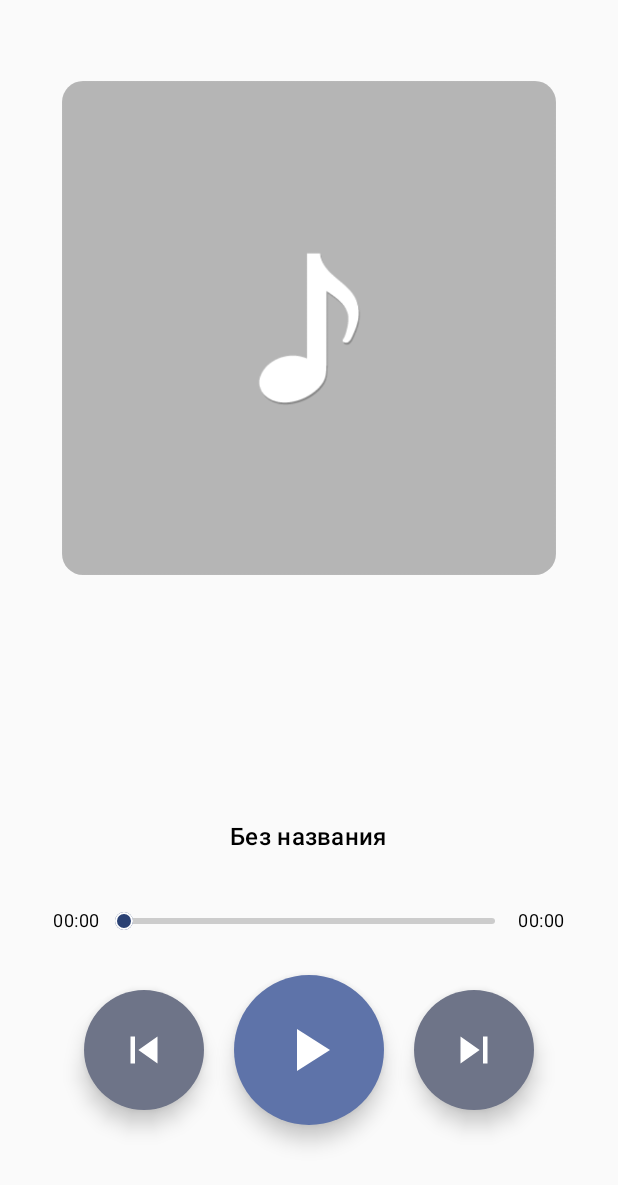
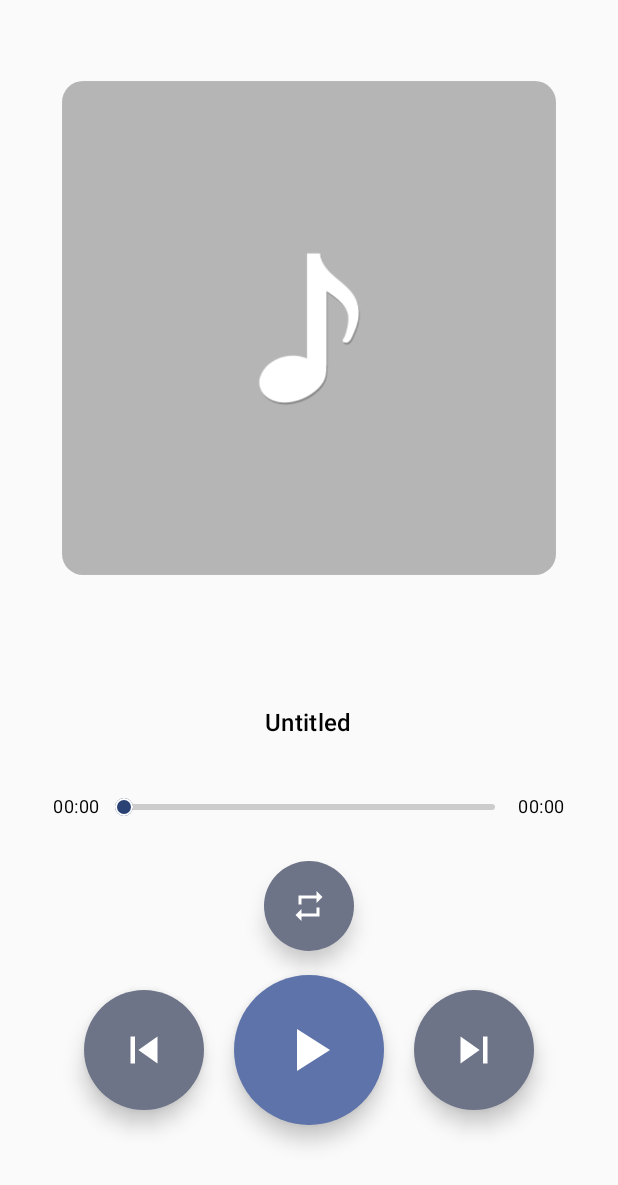
Before and after one commit to Vova49/AudioPlayer, an Android app built with Jetpack Compose: the screen it shows after launch (MainActivity), on a phone screen of 412 x 824 dp. Shown: the top 1185 px of the screen. Run offline under Robolectric (Android 15) with nearby library versions, the phone set to English and light mode, and no system bars.

Commit message:
Added a button to switch playback modes: Repeat current track-Skip to next track

```diff
--- a/AudioPlayer/app/src/main/java/com/example/audioplayer/MainActivity.kt
+++ b/AudioPlayer/app/src/main/java/com/example/audioplayer/MainActivity.kt
@@ -20,7 +20,7 @@ class MainActivity : ComponentActivity() {
     override fun onCreate(savedInstanceState: Bundle?) {
         super.onCreate(savedInstanceState)
 
-        // Запрашиваем разрешения на чтение музыки
+        // Request permissions to read music
         requestAudioPermission()
 
         setContent {
--- a/AudioPlayer/app/src/main/java/com/example/audioplayer/MainScreen.kt
+++ b/AudioPlayer/app/src/main/java/com/example/audioplayer/MainScreen.kt
@@ -31,6 +31,8 @@ import androidx.compose.foundation.shape.RoundedCornerShape
 import androidx.compose.material.icons.Icons
 import androidx.compose.material.icons.filled.Pause
 import androidx.compose.material.icons.filled.PlayArrow
+import androidx.compose.material.icons.filled.Repeat
+import androidx.compose.material.icons.filled.RepeatOne
 import androidx.compose.material.icons.filled.SkipNext
 import androidx.compose.material.icons.filled.SkipPrevious
 import androidx.compose.material3.Icon
@@ -61,6 +63,12 @@ import androidx.compose.ui.unit.dp
 import kotlinx.coroutines.delay
 import java.io.File
 
+// Enumeration for playback modes
+enum class PlaybackMode {
+    PLAY_ALL,    // Play all tracks sequentially
+    REPEAT_ONE   // Repeat the current track
+}
+
 @Composable
 fun MainScreen() {
     val context = LocalContext.current
@@ -75,6 +83,7 @@ fun MainScreen() {
     var isPlaying by remember { mutableStateOf(false) }
     var trackTitle by remember { mutableStateOf<String?>(null) }
     var trackArtwork by remember { mutableStateOf<Bitmap?>(null) }
+    var playbackMode by remember { mutableStateOf(PlaybackMode.PLAY_ALL) }
 
     var mediaPlayer by remember {
         mutableStateOf(MediaPlayer())
@@ -83,27 +92,27 @@ fun MainScreen() {
     var currentPosition by remember { mutableStateOf(0) }
     var duration by remember { mutableStateOf(1) }
 
-    // Load and prepare the first track
-    LaunchedEffect(musicFiles) {
-        if (musicFiles.isNotEmpty()) {
-            mediaPlayer.release()
-            val (player, title, artwork) = prepareTrack(musicFiles[currentTrackIndex]) {
-                isPlaying = false
-            }
-
-            mediaPlayer = player
-            duration = player.duration
-            trackTitle = title
-            trackArtwork = artwork
-        }
-    }
 
     fun playTrack(index: Int) {
         if (index in musicFiles.indices) {
             mediaPlayer.release()
-            val (player, title, artwork) = prepareTrack(musicFiles[index]) {
+            val (player, title, artwork) = prepareTrack(
+                file = musicFiles[index],
+                onCompletion = {
+                    // When a track finishes in PLAY_ALL mode, stop playback
                     isPlaying = false
+                },
+                playbackMode = playbackMode,
+                onPlaybackModeAction = {
+                    // When repeating a track in REPEAT_ONE mode, continue playback
+                    isPlaying = true
+                },
+                onNextTrack = {
+                    // Move to the next track
+                    currentTrackIndex = (currentTrackIndex + 1) % musicFiles.size
+                    playTrack(currentTrackIndex)
                 }
+            )
 
             mediaPlayer = player
             player.start()
@@ -114,6 +123,34 @@ fun MainScreen() {
         }
     }
 
+    // Load and prepare the first track
+    LaunchedEffect(musicFiles) {
+        if (musicFiles.isNotEmpty()) {
+            mediaPlayer.release()
+            val (player, title, artwork) = prepareTrack(
+                file = musicFiles[currentTrackIndex],
+                onCompletion = {
+                    // When a track finishes in PLAY_ALL mode, stop playback
+                    isPlaying = false
+                },
+                playbackMode = playbackMode,
+                onPlaybackModeAction = {
+                    // When repeating a track in REPEAT_ONE mode, continue playback
+                    isPlaying = true
+                },
+                onNextTrack = {
+                    // Move to the next track
+                    currentTrackIndex = (currentTrackIndex + 1) % musicFiles.size
+                    playTrack(currentTrackIndex)
+                }
+            )
+
+            mediaPlayer = player
+            duration = player.duration
+            trackTitle = title
+            trackArtwork = artwork
+        }
+    }
 
     DisposableEffect(Unit) {
         onDispose {
@@ -177,6 +214,7 @@ fun MainScreen() {
                 // Control buttons
                 PlayerControls(
                     isPlaying = isPlaying,
+                    playbackMode = playbackMode,
                     onPlayPauseClick = {
                         if (isPlaying) {
                             mediaPlayer.pause()
@@ -194,6 +232,13 @@ fun MainScreen() {
                     onNextClick = {
                         currentTrackIndex = (currentTrackIndex + 1) % musicFiles.size
                         playTrack(currentTrackIndex)
+                    },
+                    onPlaybackModeChange = { newMode ->
+                        playbackMode = newMode
+                        // Reload the current track with the new playback mode
+                        if (musicFiles.isNotEmpty()) {
+                            playTrack(currentTrackIndex)
+                        }
                     }
                 )
             }
@@ -353,15 +398,59 @@ fun PlayerButton(
     }
 }
 
+// Playback mode switch button
+@Composable
+fun PlaybackModeButton(
+    playbackMode: PlaybackMode,
+    onModeChange: (PlaybackMode) -> Unit
+) {
+    val icon = when (playbackMode) {
+        PlaybackMode.PLAY_ALL -> Icons.Filled.Repeat
+        PlaybackMode.REPEAT_ONE -> Icons.Filled.RepeatOne
+    }
+
+    val description = when (playbackMode) {
+        PlaybackMode.PLAY_ALL -> stringResource(R.string.play_all)
+        PlaybackMode.REPEAT_ONE -> stringResource(R.string.repeat_one)
+    }
+
+    PlayerButton(
+        icon = icon,
+        contentDescription = description,
+        onClick = {
+            val newMode = when (playbackMode) {
+                PlaybackMode.PLAY_ALL -> PlaybackMode.REPEAT_ONE
+                PlaybackMode.REPEAT_ONE -> PlaybackMode.PLAY_ALL
+            }
+            onModeChange(newMode)
+        },
+        size = 60,
+        iconSize = 24
+    )
+}
+
 // Set of player control buttons for playback, pause, and track switching
 
 @Composable
 fun PlayerControls(
     isPlaying: Boolean,
+    playbackMode: PlaybackMode,
     onPlayPauseClick: () -> Unit,
     onPreviousClick: () -> Unit,
-    onNextClick: () -> Unit
+    onNextClick: () -> Unit,
+    onPlaybackModeChange: (PlaybackMode) -> Unit
 ) {
+    Column(
+        horizontalAlignment = Alignment.CenterHorizontally,
+        verticalArrangement = Arrangement.spacedBy(16.dp)
+    ) {
+        // Playback mode button
+        PlaybackModeButton(
+            playbackMode = playbackMode,
+            onModeChange = onPlaybackModeChange
+        )
+
+        // Main control buttons
         Row(
             horizontalArrangement = Arrangement.Center,
             verticalAlignment = Alignment.CenterVertically
@@ -378,7 +467,9 @@ fun PlayerControls(
 
             PlayerButton(
                 icon = if (isPlaying) Icons.Filled.Pause else Icons.Filled.PlayArrow,
-            contentDescription = if (isPlaying) stringResource(R.string.pause) else stringResource(R.string.play),
+                contentDescription = if (isPlaying) stringResource(R.string.pause) else stringResource(
+                    R.string.play
+                ),
                 onClick = onPlayPauseClick,
                 size = 100,
                 iconSize = 48,
@@ -396,6 +487,7 @@ fun PlayerControls(
             )
         }
     }
+}
 
 // Formats time in milliseconds into a string of the form “mm:ss”
 
@@ -409,12 +501,28 @@ fun formatTime(ms: Int): String {
 // Loads the track into the player and obtains information about it
 fun prepareTrack(
     file: File,
-    onCompletion: () -> Unit
+    onCompletion: () -> Unit,
+    playbackMode: PlaybackMode = PlaybackMode.PLAY_ALL,
+    onPlaybackModeAction: () -> Unit = {},
+    onNextTrack: () -> Unit = {}
 ): Triple<MediaPlayer, String?, Bitmap?> {
     val mediaPlayer = MediaPlayer().apply {
         setDataSource(file.absolutePath)
         prepare()
-        setOnCompletionListener { onCompletion() }
+        setOnCompletionListener {
+            when (playbackMode) {
+                PlaybackMode.PLAY_ALL -> {
+                    // Instead of stopping, move to the next track
+                    onNextTrack()
+                }
+
+                PlaybackMode.REPEAT_ONE -> {
+                    seekTo(0)
+                    start()
+                    onPlaybackModeAction()
+                }
+            }
+        }
     }
 
     val retriever = MediaMetadataRetriever().apply {
--- a/AudioPlayer/app/src/main/res/values/strings.xml
+++ b/AudioPlayer/app/src/main/res/values/strings.xml
@@ -1,10 +1,13 @@
 <resources>
     <string name="app_name">AudioPlayer</string>
-    <string name="cover">Обложка</string>
-    <string name="default_cover">Дефолтная обложка</string>
-    <string name="untitled">Без названия</string>
-    <string name="previous_track">Предыдущий трек</string>
-    <string name="pause">Пауза</string>
-    <string name="play">Воспроизвести</string>
-    <string name="next_track">Следующий трек</string>
+    <string name="cover">Cover</string>
+    <string name="default_cover">Default cover</string>
+    <string name="untitled">Untitled</string>
+    <string name="previous_track">Previous track</string>
+    <string name="pause">Pause</string>
+    <string name="play">Play</string>
+    <string name="next_track">Next track</string>
+    <string name="repeat_one">Repeat current track</string>
+    <string name="play_all">Play all tracks</string>
+    <string name="playback_mode">Playback mode</string>
 </resources>
--- a/AudioPlayer/gradle/libs.versions.toml
+++ b/AudioPlayer/gradle/libs.versions.toml
@@ -1,5 +1,5 @@
 [versions]
-agp = "8.11.1"
+agp = "8.12.0"
 kotlin = "2.0.21"
 coreKtx = "1.16.0"
 junit = "4.13.2"
```
Lines whose indentation alone changed are shown as unchanged.
